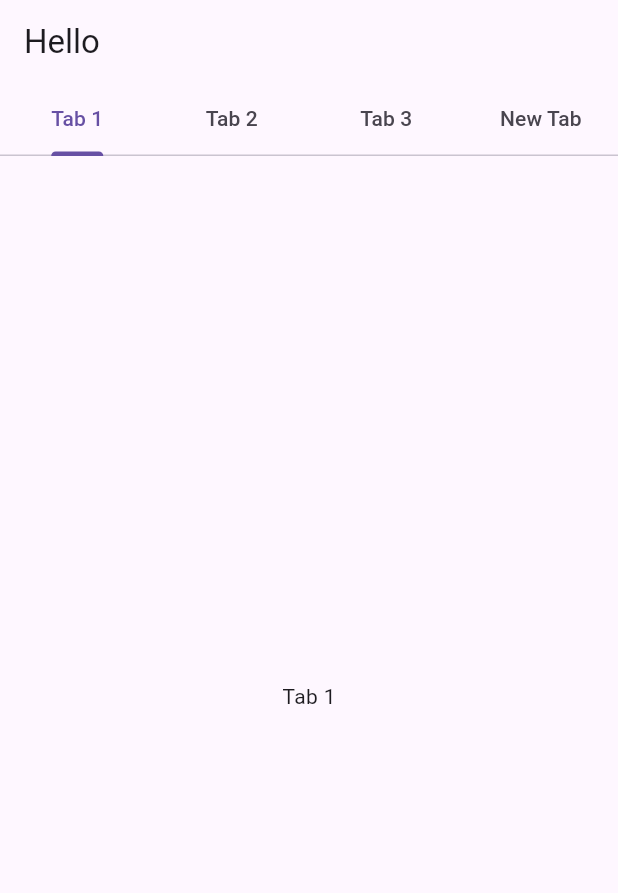
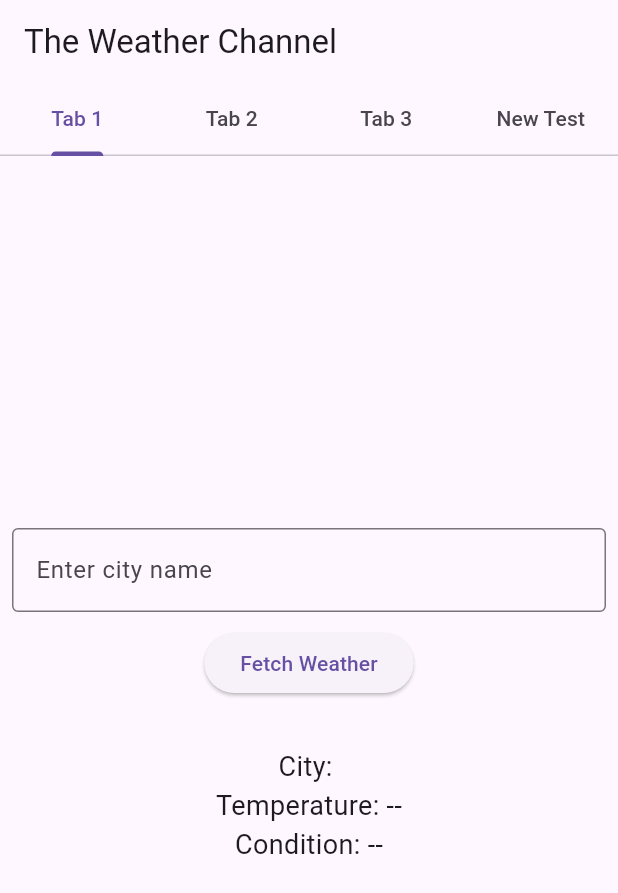
Before and after one commit to Shawnm-MAD/digital_pet_app, a Flutter app: the screen it shows after launch, on a phone screen of 412 x 824 dp. Shown: the top 893 px of the screen. Run offline on Flutter 3.47's test engine with Material 3 defaults, Android fonts, the phone set to English and light mode, and no system bars.

Commit message:
Basic UI with input field and button

```diff
--- a/lib/main.dart
+++ b/lib/main.dart
@@ -67,16 +67,29 @@ class __TabsNonScrollableDemoState extends State<_TabsNonScrollableDemo>
     super.dispose();
   }
 
+  final TextEditingController _cityController = TextEditingController();
+  String cityName = "";
+  String temperature = "--";
+  String weather = "--";
+
+  void fetchWeather() {
+    setState(() {
+      cityName = _cityController.text;
+      temperature = "";
+      weather = "";
+    });
+  }
+
   @override
   Widget build(BuildContext context) {
 // For the ToDo task hint: consider defining the widget and name of the tabs here
-    final tabs = ['Tab 1', 'Tab 2', 'Tab 3', 'New Tab'];
+    final tabs = ['Tab 1', 'Tab 2', 'Tab 3', 'New Test'];
 
     return Scaffold(
       appBar: AppBar(
         automaticallyImplyLeading: false,
         title: Text(
-          'Hello',
+          'The Weather Channel',
         ),
         bottom: TabBar(
           controller: _tabController,
@@ -86,15 +99,28 @@ class __TabsNonScrollableDemoState extends State<_TabsNonScrollableDemo>
           ],
         ),
       ),
-      body: TabBarView(
-        controller: _tabController,
-        children: [
-// hint for the to do task:Considering creating the different for different tabs
-          for (final tab in tabs)
-            Center(
-              child: Text(tab),
+      body: Padding(
+        padding: EdgeInsets.all(8.0),
+        child: Column(
+          mainAxisAlignment: MainAxisAlignment.center,
+          children: [
+            TextField(
+              decoration: InputDecoration(
+                border: OutlineInputBorder(),
+                hintText: 'Enter city name',
+              ),
             ),
-        ],
+            SizedBox(height: 10),
+            ElevatedButton(
+              onPressed: fetchWeather,
+              child: Text("Fetch Weather"),
+            ),
+            SizedBox(height: 32.0),
+            Text("City: $cityName", style: TextStyle(fontSize: 18)),
+            Text("Temperature: $temperature", style: TextStyle(fontSize: 18)),
+            Text("Condition: $weather", style: TextStyle(fontSize: 18)),
+          ],
+        ),
       ),
     );
   }
```
